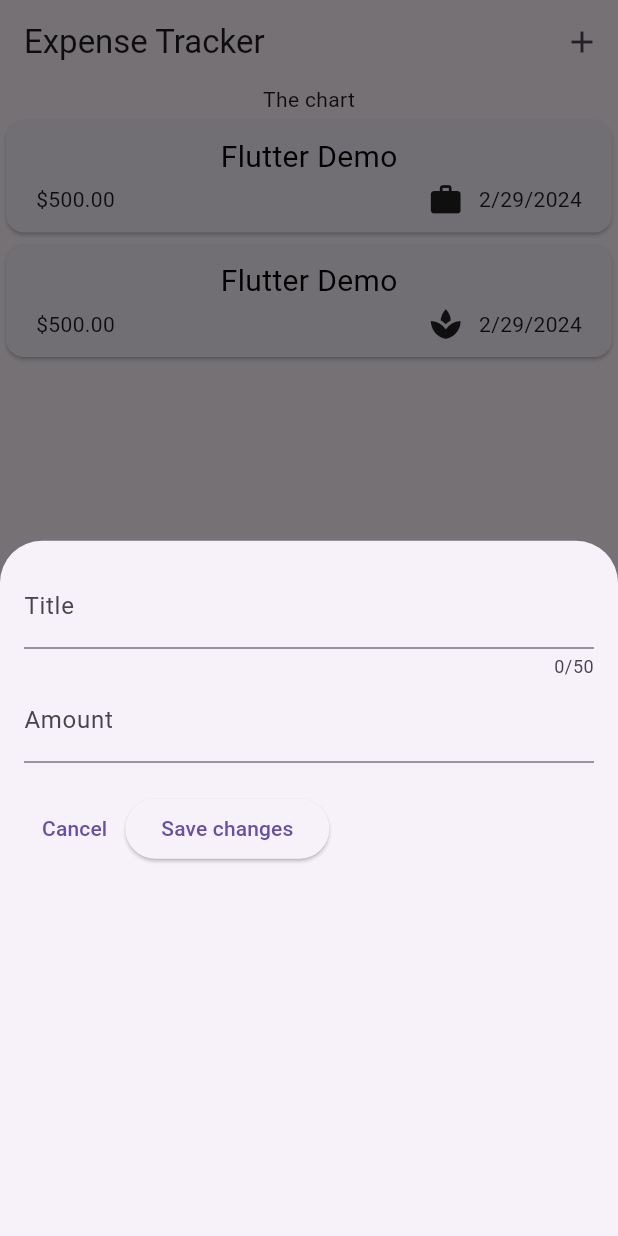
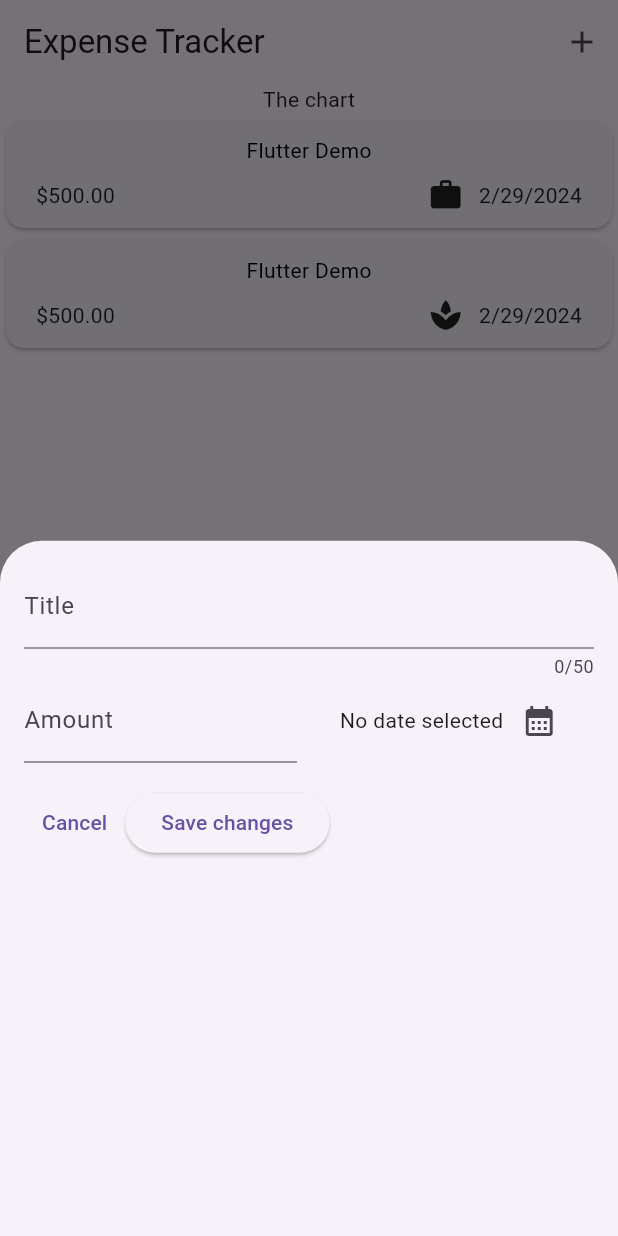
Before and after one commit to Shivansh-22866/expense_tracker, a Flutter app: the screen it shows after launch, after a tap on the "add" icon, on a phone screen of 412 x 824 dp. Run offline on Flutter 3.47's test engine with Material 3 defaults, Android fonts, the phone set to English and light mode, and no system bars.

Commit message:
DatePicker added

```diff
--- a/lib/expenses_list.dart
+++ b/lib/expenses_list.dart
@@ -10,7 +10,7 @@ class ExpensesList extends StatelessWidget {
   @override
   Widget build(BuildContext context) {
     return SizedBox(
-      height: MediaQuery.of(context).size.height*0.5,
+      height: MediaQuery.of(context).size.height*0.8,
       child: ListView.builder(
         itemCount: expenses.length,
         itemBuilder: (context, index) => ExpenseItem(expenses[index]),
--- a/lib/new_expense.dart
+++ b/lib/new_expense.dart
@@ -1,4 +1,7 @@
 import 'package:flutter/material.dart';
+import 'package:intl/intl.dart';
+
+final dateFormatter = DateFormat.yMd();
 
 class NewExpense extends StatefulWidget {
   const NewExpense({super.key});
@@ -10,6 +13,19 @@ class NewExpense extends StatefulWidget {
 class _NewExpenseState extends State<NewExpense> {
   final _titleController = TextEditingController();
   final _amountController = TextEditingController();
+  DateTime? _selectedDate;
+
+  void _datePicker() async {
+    final pickedDate = await showDatePicker(
+        context: context,
+        initialDate: DateTime.now(),
+        firstDate: DateTime(
+            DateTime.now().year - 1, DateTime.now().month, DateTime.now().day),
+        lastDate: DateTime.now());
+    setState(() {
+      _selectedDate = pickedDate;
+    });
+  }
 
   @override
   void dispose() {
@@ -23,22 +39,42 @@ class _NewExpenseState extends State<NewExpense> {
     return Padding(
       padding: EdgeInsets.all(16),
       child: Column(
+        mainAxisAlignment: MainAxisAlignment.start,
         children: [
           TextField(
             controller: _titleController,
             maxLength: 50,
             decoration: InputDecoration(label: Text('Title')),
           ),
-          TextField(
-            controller: _amountController,
-            keyboardType: TextInputType.number,
-            decoration:
-                InputDecoration(label: Text('Amount'), prefixText: 'Rs. '),
+          Row(
+            mainAxisAlignment: MainAxisAlignment.spaceBetween,
+            children: [
+              Expanded(
+                child: TextField(
+                  controller: _amountController,
+                  keyboardType: TextInputType.number,
+                  decoration: InputDecoration(
+                      label: Text('Amount'), prefixText: 'Rs. '),
+                ),
+              ),
+              const SizedBox(
+                width: 16,
+              ),
+              Expanded(
+                child:
+                    Row(mainAxisAlignment: MainAxisAlignment.center, children: [
+                  Text(_selectedDate == null
+                      ? 'No date selected'
+                      : dateFormatter.format(_selectedDate!)),
+                  IconButton(
+                      onPressed: _datePicker, icon: Icon(Icons.calendar_month))
+                ]),
+              )
+            ],
           ),
           const SizedBox(
-            height: 20,
+            height: 16,
           ),
-
           Row(
             children: [
               TextButton(
@@ -46,7 +82,10 @@ class _NewExpenseState extends State<NewExpense> {
                     Navigator.pop(context);
                   },
                   child: Text('Cancel')),
-              ElevatedButton(onPressed: () {}, child: Text('Save changes'),)
+              ElevatedButton(
+                onPressed: () {},
+                child: Text('Save changes'),
+              )
             ],
           )
         ],
--- a/lib/widgets/expense_item.dart
+++ b/lib/widgets/expense_item.dart
@@ -15,10 +15,10 @@ class ExpenseItem extends StatelessWidget {
           children: [
             Text(
               expense.title,
-              style: const TextStyle(fontSize: 20, color: Colors.black),
+              style: const TextStyle(fontSize: 14, color: Colors.black),
             ),
             const SizedBox(
-              height: 2,
+              height: 8,
             ),
             Row(
               children: [
```
